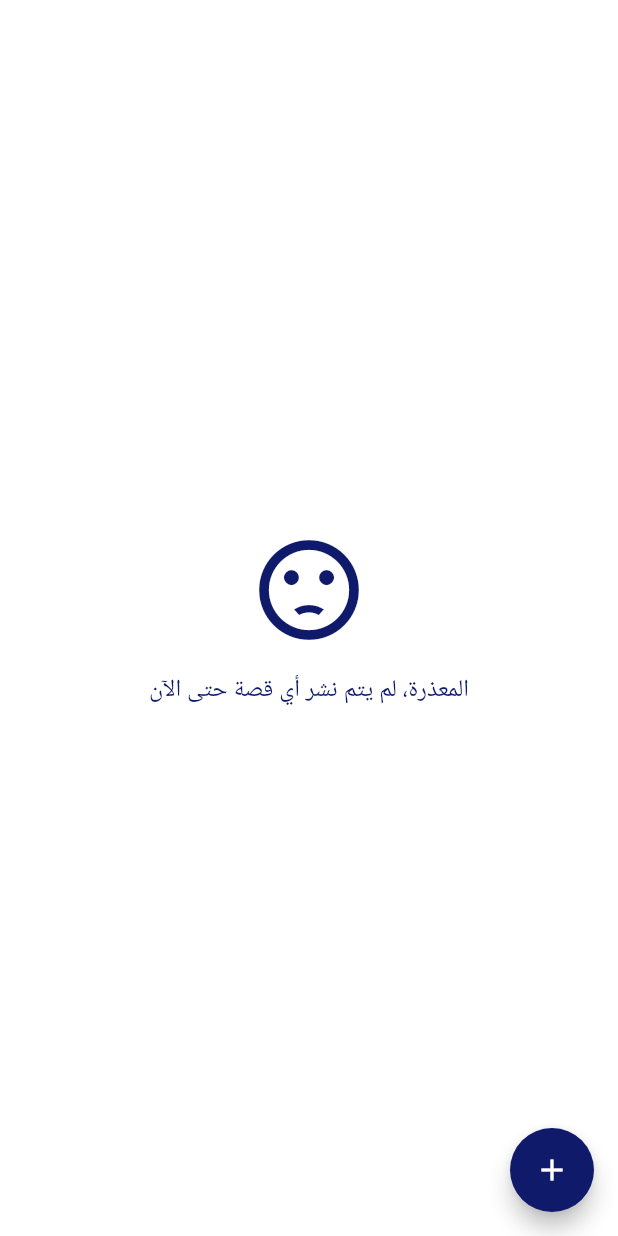
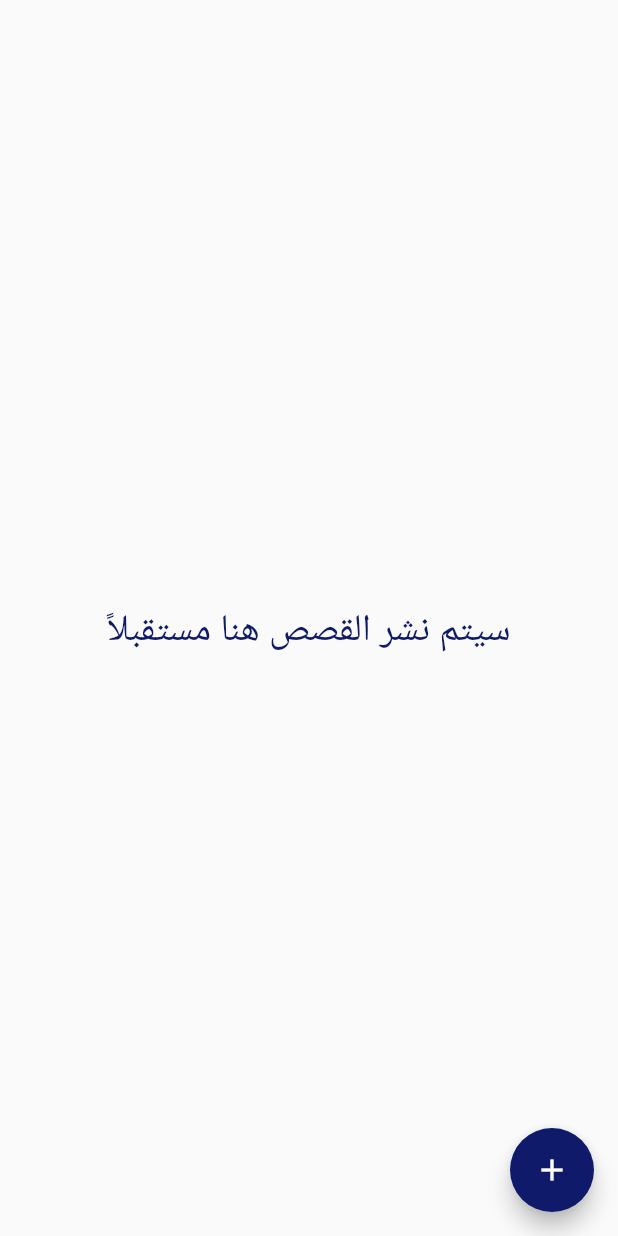
Before and after one commit to Lujain-M02/2023-GP1-6, a Flutter app: the StoriesPage screen opened directly, on a phone screen of 412 x 824 dp. Run offline on Flutter 3.47's test engine with Material 2 defaults, Android fonts, the phone set to English and light mode, and no system bars; our stand-ins replace animate_do, animated_text_kit, cloud_firestore, firebase_auth, firebase_core, font_awesome_flutter and 3 more; accounts and stored records are empty.

Commit message:
changing background color

```diff
--- a/your_story/lib/pages/MainPage.dart
+++ b/your_story/lib/pages/MainPage.dart
@@ -75,22 +75,22 @@ class StoriesPage extends StatelessWidget {
 
    Widget build(BuildContext context) {
     return Scaffold(
-      backgroundColor: Colors.white,
+      // backgroundColor: Color.fromARGB(255, 187, 208, 238),
       body: const Center(
         child: Column(
            mainAxisAlignment: MainAxisAlignment.center,
           children: [
-            Icon(
-              Icons.sentiment_dissatisfied,
-              size: 80,
-              color: Color.fromARGB(255, 15, 26, 107),
-            ),
+            // Icon(
+            //   Icons.sentiment_dissatisfied,
+            //   size: 80,
+            //   color: Color.fromARGB(255, 15, 26, 107),
+            // ),
             SizedBox(height: 16),
             Text(
-              "المعذرة، لم يتم نشر أي قصة حتى الآن",
+              "سيتم نشر القصص هنا مستقبلاً",
               style: TextStyle(
                 color: Color.fromARGB(255, 15, 26, 107),
-                fontSize: 16,
+                fontSize: 25,
               ),
             ),
           ],
```
